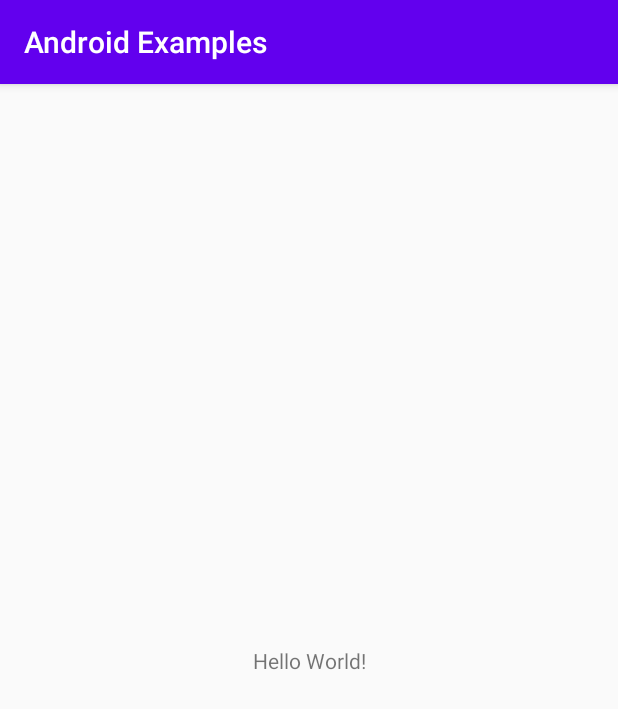
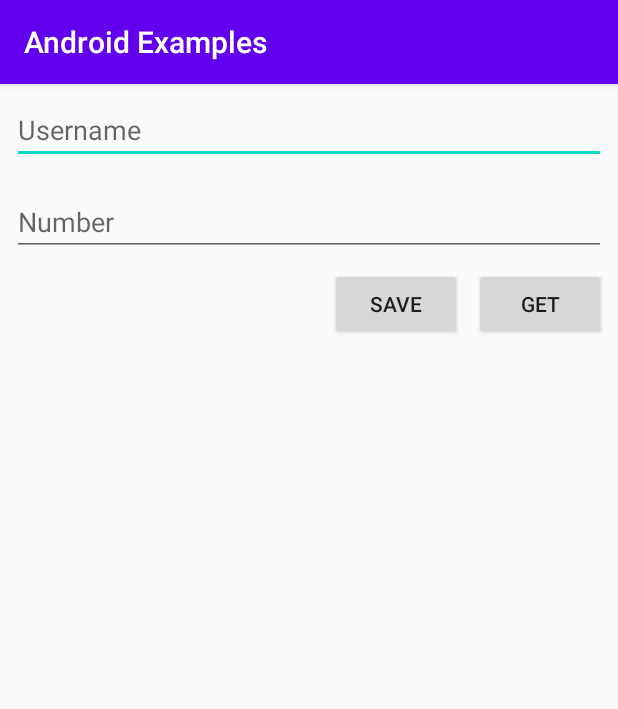
Before and after one commit to milad0x6d/android-samples, an Android app: the screen it shows after launch (MainActivity), on a phone screen of 412 x 824 dp. Shown: the top 709 px of the screen. Run offline under Robolectric (Android 15) with nearby library versions, the phone set to English and light mode, and no system bars; our stand-ins replace Dagger/Hilt's generated code; 1 statement that could not run was skipped.

Commit message:
dagger2 (shared preference) done

```diff
--- a/app/build.gradle
+++ b/app/build.gradle
@@ -34,4 +34,6 @@ dependencies {
     testImplementation 'junit:junit:4.12'
     androidTestImplementation 'androidx.test.ext:junit:1.1.1'
     androidTestImplementation 'androidx.test.espresso:espresso-core:3.2.0'
+    implementation 'com.google.dagger:dagger:2.10'
+    annotationProcessor 'com.google.dagger:dagger-compiler:2.10'
 }
--- /dev/null
+++ b/app/src/main/java/ir/milad/androidexamples/MainActivity.java
@@ -0,0 +1,58 @@
+package ir.milad.androidexamples;
+
+import android.content.SharedPreferences;
+import android.os.Bundle;
+import android.view.View;
+import android.widget.Button;
+import android.widget.EditText;
+
+import androidx.appcompat.app.AppCompatActivity;
+
+import javax.inject.Inject;
+
+public class MainActivity extends AppCompatActivity implements View.OnClickListener {
+
+    EditText inUsername, inNumber;
+    Button btnSave, btnGet;
+
+    private MyComponent myComponent;
+
+    @Inject
+    SharedPreferences sharedPreferences;
+
+    @Override
+    protected void onCreate(Bundle savedInstanceState) {
+        super.onCreate(savedInstanceState);
+        setContentView(R.layout.activity_main);
+        initViews();
+        myComponent = DaggerMyComponent.builder().sharedPrefModule(new SharedPrefModule(this)).build();
+        myComponent.inject(this);
+    }
+
+    private void initViews() {
+        btnGet = findViewById(R.id.btnGet);
+        btnSave = findViewById(R.id.btnSave);
+        inUsername = findViewById(R.id.inUsername);
+        inNumber = findViewById(R.id.inNumber);
+        btnSave.setOnClickListener(this);
+        btnGet.setOnClickListener(this);
+    }
+
+    @Override
+    public void onClick(View v) {
+        switch (v.getId()) {
+
+            case R.id.btnGet:
+                inUsername.setText(sharedPreferences.getString("username", "default"));
+                inNumber.setText(sharedPreferences.getString("number", "12345"));
+                break;
+            case R.id.btnSave:
+                SharedPreferences.Editor editor = sharedPreferences.edit();
+                editor.putString("username", inUsername.getText().toString().trim());
+                editor.putString("number", inNumber.getText().toString().trim());
+                editor.apply();
+                break;
+
+        }
+    }
+}
--- a/app/src/main/java/ir/milad/androidexamples/MainActivity.kt
+++ /dev/null
@@ -1,12 +0,0 @@
-package ir.milad.androidexamples
-
-import androidx.appcompat.app.AppCompatActivity
-import android.os.Bundle
-
-class MainActivity : AppCompatActivity() {
-
-    override fun onCreate(savedInstanceState: Bundle?) {
-        super.onCreate(savedInstanceState)
-        setContentView(R.layout.activity_main)
-    }
-}
--- /dev/null
+++ b/app/src/main/java/ir/milad/androidexamples/MyComponent.java
@@ -0,0 +1,11 @@
+package ir.milad.androidexamples;
+
+import javax.inject.Singleton;
+
+import dagger.Component;
+
+@Singleton
+@Component(modules = {SharedPrefModule.class})
+public interface MyComponent {
+    void inject(MainActivity activity);
+}
--- /dev/null
+++ b/app/src/main/java/ir/milad/androidexamples/SharedPrefModule.java
@@ -0,0 +1,32 @@
+package ir.milad.androidexamples;
+
+import android.content.Context;
+import android.content.SharedPreferences;
+import android.preference.PreferenceManager;
+
+import javax.inject.Singleton;
+
+import dagger.Module;
+import dagger.Provides;
+
+@Module
+public class SharedPrefModule {
+
+    private Context context;
+
+    public SharedPrefModule(Context context){
+        this.context = context;
+    }
+
+    @Singleton
+    @Provides
+    public Context provideContext(){
+        return context;
+    }
+
+    @Singleton
+    @Provides
+    public SharedPreferences provideSharedPreferences(Context context){
+        return PreferenceManager.getDefaultSharedPreferences(context);
+    }
+}
--- a/app/src/main/res/layout/activity_main.xml
+++ b/app/src/main/res/layout/activity_main.xml
@@ -1,18 +1,44 @@
 <?xml version="1.0" encoding="utf-8"?>
-<androidx.constraintlayout.widget.ConstraintLayout xmlns:android="http://schemas.android.com/apk/res/android"
-    xmlns:app="http://schemas.android.com/apk/res-auto"
+<RelativeLayout xmlns:android="http://schemas.android.com/apk/res/android"
     xmlns:tools="http://schemas.android.com/tools"
     android:layout_width="match_parent"
     android:layout_height="match_parent"
     tools:context=".MainActivity">
 
-    <TextView
+    <EditText
+        android:id="@+id/inUsername"
+        android:layout_width="match_parent"
+        android:layout_height="wrap_content"
+        android:layout_margin="8dp"
+        android:hint="Username" />
+
+    <EditText
+        android:id="@+id/inNumber"
+        android:layout_width="match_parent"
+        android:layout_height="wrap_content"
+        android:layout_below="@id/inUsername"
+        android:layout_margin="8dp"
+        android:inputType="number"
+        android:hint="Number" />
+
+    <Button
+        android:id="@+id/btnSave"
         android:layout_width="wrap_content"
         android:layout_height="wrap_content"
-        android:text="Hello World!"
-        app:layout_constraintBottom_toBottomOf="parent"
-        app:layout_constraintLeft_toLeftOf="parent"
-        app:layout_constraintRight_toRightOf="parent"
-        app:layout_constraintTop_toTopOf="parent" />
+        android:text="SAVE"
+        android:layout_below="@+id/inNumber"
+        android:layout_toLeftOf="@+id/btnGet"
+        android:layout_toStartOf="@+id/btnGet"
+        android:layout_marginRight="8dp"
+        android:layout_marginEnd="8dp" />
 
-</androidx.constraintlayout.widget.ConstraintLayout>
+    <Button
+        android:id="@+id/btnGet"
+        android:layout_width="wrap_content"
+        android:layout_height="wrap_content"
+        android:text="GET"
+        android:layout_below="@+id/inNumber"
+        android:layout_alignRight="@+id/inNumber"
+        android:layout_alignEnd="@+id/inNumber" />
+
+</RelativeLayout>
```
